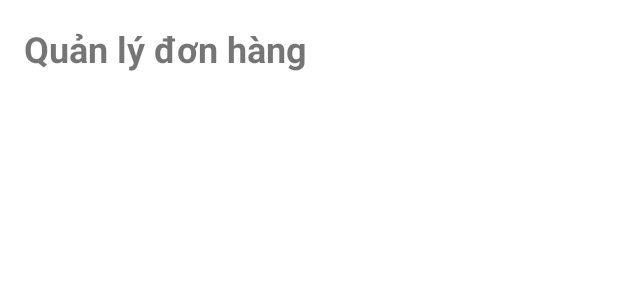
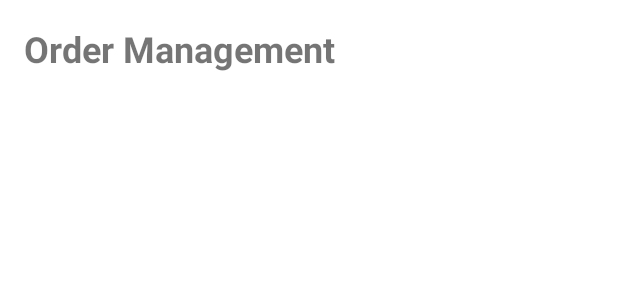
Before and after one commit to AnNgoIT/AppDatMuaNoiThat, an Android app: the layout fragment_order_manage.xml on its own in the app's theme, with its tools: preview values and no code run, on a phone screen of 412 x 824 dp. Shown: the top 300 px of the screen. Run offline under Robolectric (Android 15) with nearby library versions, the light colour scheme and no system bars.

Commit message:
Update fragment_order_manage.xml

```diff
--- a/app/src/main/res/layout/fragment_order_manage.xml
+++ b/app/src/main/res/layout/fragment_order_manage.xml
@@ -11,7 +11,7 @@
         android:id="@+id/textViewTitle"
         android:layout_width="match_parent"
         android:layout_height="wrap_content"
-        android:text="Quản lý đơn hàng"
+        android:text="Order Management"
         android:textSize="24sp"
         android:textStyle="bold"
         android:padding="16dp" />
```
